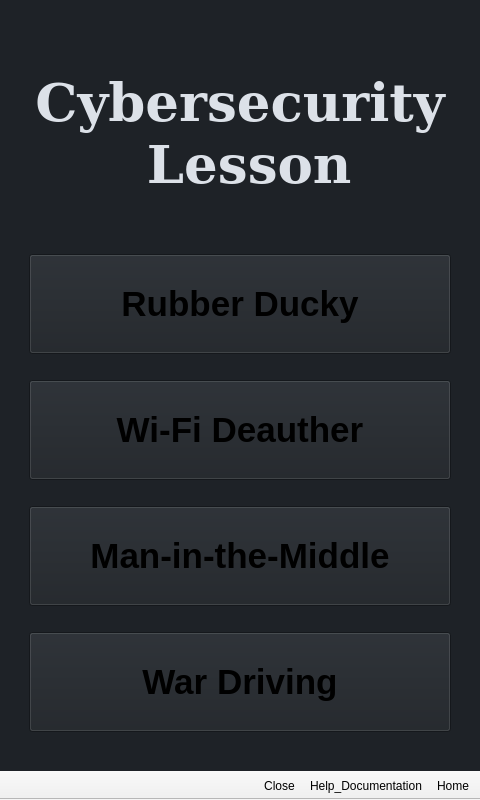
Before: the Qt Designer form Cybersecurity_Lesson/main_window.ui in GeekTech-mirror/qt-cybersecurity_lesson, drawn with Qt 5.
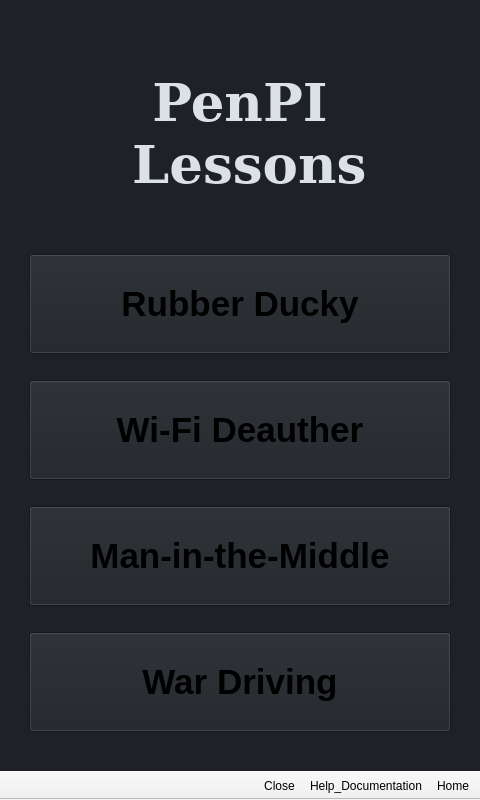
After: the same form once the commit is applied. Icons and pictures are not drawn. Custom widgets are drawn as their Qt base class.

```diff
--- a/Cybersecurity_Lesson/main_window.ui
+++ b/Cybersecurity_Lesson/main_window.ui
@@ -73,8 +73,8 @@
            <string notr="true">color: rgb(220, 225, 232);</string>
           </property>
           <property name="text">
-           <string>Cybersecurity
- Lesson</string>
+           <string>PenPI
+ Lessons</string>
           </property>
           <property name="alignment">
            <set>Qt::AlignCenter</set>
```
